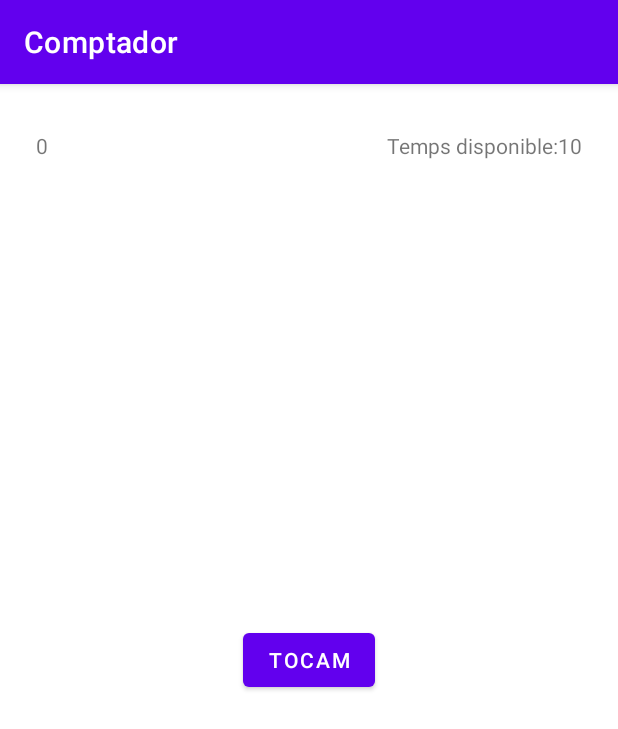
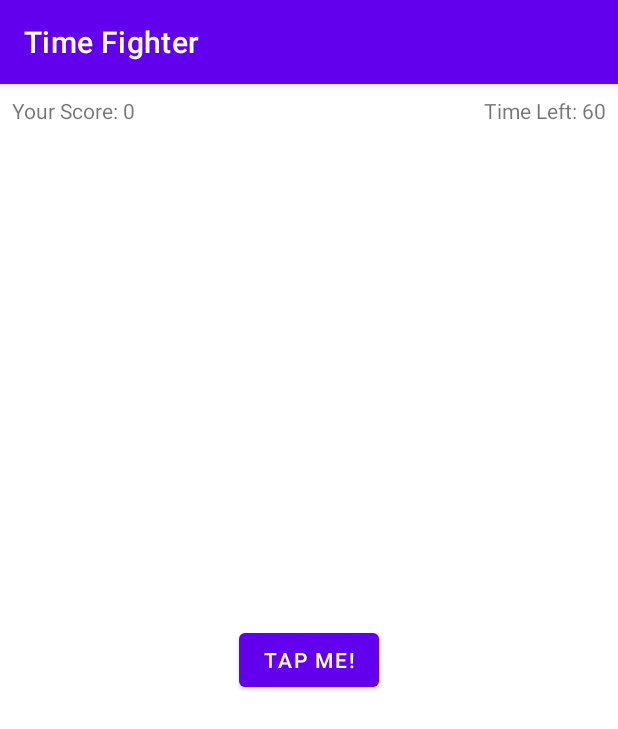
Before and after one commit to Palanka777/Comptador, an Android app: the screen it shows after launch (MainActivity), on a phone screen of 412 x 824 dp. Shown: the top 729 px of the screen. Run offline under Robolectric (Android 15) with nearby library versions, the phone set to English and light mode, and no system bars.

Commit message:
Faig la correccio del giro de pantalla copian i comparan el codi de Ray

```diff
--- a/app/src/main/java/me/davidpont/dam/comptador/MainActivity.kt
+++ b/app/src/main/java/me/davidpont/dam/comptador/MainActivity.kt
@@ -1,87 +1,165 @@
+
+/*
+ * Copyright (c) 2020 Razeware LLC
+ *
+ * Permission is hereby granted, free of charge, to any person obtaining a copy
+ * of this software and associated documentation files (the "Software"), to deal
+ * in the Software without restriction, including without limitation the rights
+ * to use, copy, modify, merge, publish, distribute, sublicense, and/or sell
+ * copies of the Software, and to permit persons to whom the Software is
+ * furnished to do so, subject to the following conditions:
+ *
+ * The above copyright notice and this permission notice shall be included in
+ * all copies or substantial portions of the Software.
+ *
+ * Notwithstanding the foregoing, you may not use, copy, modify, merge, publish,
+ * distribute, sublicense, create a derivative work, and/or sell copies of the
+ * Software in any work that is designed, intended, or marketed for pedagogical or
+ * instructional purposes related to programming, coding, application development,
+ * or information technology.  Permission for such use, copying, modification,
+ * merger, publication, distribution, sublicensing, creation of derivative works,
+ * or sale is expressly withheld.
+ *
+ * THE SOFTWARE IS PROVIDED "AS IS", WITHOUT WARRANTY OF ANY KIND, EXPRESS OR
+ * IMPLIED, INCLUDING BUT NOT LIMITED TO THE WARRANTIES OF MERCHANTABILITY,
+ * FITNESS FOR A PARTICULAR PURPOSE AND NONINFRINGEMENT. IN NO EVENT SHALL THE
+ * AUTHORS OR COPYRIGHT HOLDERS BE LIABLE FOR ANY CLAIM, DAMAGES OR OTHER
+ * LIABILITY, WHETHER IN AN ACTION OF CONTRACT, TORT OR OTHERWISE, ARISING FROM,
+ * OUT OF OR IN CONNECTION WITH THE SOFTWARE OR THE USE OR OTHER DEALINGS IN
+ * THE SOFTWARE.
+ */
+
 package me.davidpont.dam.comptador
 
-import android.content.IntentSender
-import androidx.appcompat.app.AppCompatActivity
 import android.os.Bundle
 import android.os.CountDownTimer
 import android.util.Log
 import android.widget.Button
 import android.widget.TextView
 import android.widget.Toast
+import androidx.appcompat.app.AppCompatActivity
 
 class MainActivity : AppCompatActivity() {
 
-    private val TAG = MainActivity::class.java.simpleName
+    private var score = 0
 
-    internal lateinit var tapMeButton : Button
-    internal lateinit var timeTextView : TextView
-    internal lateinit var counterTextView: TextView
-    internal var counter=0;
-    internal var time= 10;
+    private var gameStarted = false
+    private lateinit var countDownTimer: CountDownTimer
+    private var initialCountDown: Long = 60000
+    private var countDownInterval: Long = 1000
 
-    internal var appStarted=false
-    internal  lateinit var countDownTimer : CountDownTimer
-    internal val initialCountDownTimer:Long= time.toLong() * 1000
-    internal val intervalCountDownTimer:Long=1000
+    private lateinit var tapMeButton: Button
+    private lateinit var gameScoreTextView: TextView
+    private lateinit var timeLeftTextView: TextView
+    private var timeLeftOnTimer: Long = 60000
+
+    companion object {
+        private val TAG = MainActivity::class.java.simpleName
+        private const val KEY_SCORE = "KEY_SCORE"
+        private const val KEY_TIME_LEFT = "KEY_TIME_LEFT"
+    }
 
     override fun onCreate(savedInstanceState: Bundle?) {
-        Log.d(TAG,"Hola mon! oncreate")
-        Log.d(TAG, counter.toString())
-        Log.d(TAG, time.toString())
         super.onCreate(savedInstanceState)
         setContentView(R.layout.activity_main)
-        initCountDown()
+        Log.d(TAG, "onCreate called. Score is $score")
 
         tapMeButton = findViewById(R.id.tapMeButton)
-        timeTextView = findViewById(R.id.timeTextView)
-        counterTextView = findViewById(R.id.counterTextView)
+        gameScoreTextView = findViewById(R.id.gameScoreTextView)
+        timeLeftTextView = findViewById(R.id.timeLeftTextView)
 
+        tapMeButton.setOnClickListener { view ->
+            incrementScore()
+        }
 
-        tapMeButton.setOnClickListener{
-            if (!appStarted){
-                startGame()
-
-            }
-            incrementCounter()
-
+        if (savedInstanceState != null) {
+            score = savedInstanceState.getInt(KEY_SCORE)
+            timeLeftOnTimer = savedInstanceState.getLong(KEY_TIME_LEFT)
+            restoreGame()
+        } else {
+            resetGame()
         }
-        timeTextView.text=getString(R.string.timeText,time)
     }
 
+    override fun onSaveInstanceState(outState: Bundle) {
+        outState.putInt(KEY_SCORE, score)
+        outState.putLong(KEY_TIME_LEFT, timeLeftOnTimer)
+        countDownTimer.cancel()
 
-    private fun initCountDown(){
-        countDownTimer=object :CountDownTimer(initialCountDownTimer,intervalCountDownTimer){
+        Log.d(TAG, "onSaveInstanceState: Saving Score: $score & Time Left: $timeLeftOnTimer")
+        super.onSaveInstanceState(outState)
+    }
+
+    override fun onDestroy() {
+        Log.d(TAG, "onDestroy called.")
+        super.onDestroy()
+    }
+
+    private fun resetGame() {
+        score = 0
+
+        gameScoreTextView.text = getString(R.string.yourScore, score)
+
+        val initialTimeLeft = initialCountDown / 1000
+        timeLeftTextView.text = getString(R.string.timeLeft, initialTimeLeft)
+
+        countDownTimer = object : CountDownTimer(initialCountDown, countDownInterval) {
             override fun onTick(millisUntilFinished: Long) {
-                val TimeLeft =millisUntilFinished / 1000
-                timeTextView.text = TimeLeft.toString()
+                timeLeftOnTimer = millisUntilFinished
+
+                val timeLeft = millisUntilFinished / 1000
+                timeLeftTextView.text = getString(R.string.timeLeft, timeLeft)
             }
 
             override fun onFinish() {
                 endGame()
             }
         }
+
+        gameStarted = false
     }
+
+    private fun restoreGame() {
+        gameScoreTextView.text = getString(R.string.yourScore, score)
+        val restoredTime = timeLeftOnTimer / 1000
+        timeLeftTextView.text = getString(R.string.timeLeft, restoredTime)
+
+        countDownTimer = object : CountDownTimer(timeLeftOnTimer, countDownInterval) {
+            override fun onTick(millisUntilFinished: Long) {
+                timeLeftOnTimer = millisUntilFinished
+
+                val timeLeft = millisUntilFinished / 1000
+                timeLeftTextView.text = getString(R.string.timeLeft, timeLeft)
+            }
+
+            override fun onFinish() {
+                endGame()
+            }
+        }
+
+        countDownTimer.start()
+        gameStarted = true
+    }
+
     private fun startGame() {
         countDownTimer.start()
-        appStarted = true
-    }
-    private fun endGame(){
-        Toast.makeText(this,getString(R.string.restartGame,counter)+" "+getString(R.string.endGame),  Toast.LENGTH_LONG).show()
-        restartGame()
+        gameStarted = true
     }
 
-    private fun restartGame() {
-        appStarted=false
-        counter=0
-        timeTextView.text=getString(R.string.timeText,time)
-        counterTextView.text=counter.toString()
+    private fun incrementScore() {
+        if (!gameStarted) {
+            startGame()
+        }
 
-    }
-    private fun incrementCounter(){
+        score += 1
 
-        counter++
-        counterTextView.text = counter.toString()
-
+        val newScore = getString(R.string.yourScore, score)
+        gameScoreTextView.text = newScore
     }
 
+    private fun endGame() {
+        Toast.makeText(this, getString(R.string.gameOverMessage, score), Toast.LENGTH_LONG).show()
+
+        resetGame()
+    }
 }
--- a/app/src/main/res/layout/activity_main.xml
+++ b/app/src/main/res/layout/activity_main.xml
@@ -1,4 +1,29 @@
 <?xml version="1.0" encoding="utf-8"?>
+<!--
+    Copyright (c) 2020 Razeware LLC
+    Permission is hereby granted, free of charge, to any person obtaining a copy
+    of this software and associated documentation files (the "Software"), to deal
+    in the Software without restriction, including without limitation the rights
+    to use, copy, modify, merge, publish, distribute, sublicense, and/or sell
+    copies of the Software, and to permit persons to whom the Software is
+    furnished to do so, subject to the following conditions:
+    The above copyright notice and this permission notice shall be included in
+    all copies or substantial portions of the Software.
+    Notwithstanding the foregoing, you may not use, copy, modify, merge, publish,
+    distribute, sublicense, create a derivative work, and/or sell copies of the
+    Software in any work that is designed, intended, or marketed for pedagogical or
+    instructional purposes related to programming, coding, application development,
+    or information technology.  Permission for such use, copying, modification,
+    merger, publication, distribution, sublicensing, creation of derivative works,
+    or sale is expressly withheld.
+    THE SOFTWARE IS PROVIDED "AS IS", WITHOUT WARRANTY OF ANY KIND, EXPRESS OR
+    IMPLIED, INCLUDING BUT NOT LIMITED TO THE WARRANTIES OF MERCHANTABILITY,
+    FITNESS FOR A PARTICULAR PURPOSE AND NONINFRINGEMENT. IN NO EVENT SHALL THE
+    AUTHORS OR COPYRIGHT HOLDERS BE LIABLE FOR ANY CLAIM, DAMAGES OR OTHER
+    LIABILITY, WHETHER IN AN ACTION OF CONTRACT, TORT OR OTHERWISE, ARISING FROM,
+    OUT OF OR IN CONNECTION WITH THE SOFTWARE OR THE USE OR OTHER DEALINGS IN
+    THE SOFTWARE.
+-->
 <androidx.constraintlayout.widget.ConstraintLayout xmlns:android="http://schemas.android.com/apk/res/android"
     xmlns:app="http://schemas.android.com/apk/res-auto"
     xmlns:tools="http://schemas.android.com/tools"
@@ -7,39 +32,32 @@
     tools:context=".MainActivity">
 
     <TextView
-        android:id="@+id/timeTextView"
+        android:id="@+id/gameScoreTextView"
         android:layout_width="wrap_content"
         android:layout_height="wrap_content"
-        android:layout_marginTop="16dp"
-        android:layout_marginEnd="24dp"
-        android:text="@string/timeText"
-        app:layout_constraintBottom_toBottomOf="parent"
-        app:layout_constraintEnd_toEndOf="parent"
-        app:layout_constraintTop_toTopOf="parent"
-        app:layout_constraintVertical_bias="0.021" />
+        android:layout_marginStart="8dp"
+        android:layout_marginTop="8dp"
+        android:text="@string/yourScore"
+        app:layout_constraintStart_toStartOf="parent"
+        app:layout_constraintTop_toTopOf="parent" />
 
     <TextView
-        android:id="@+id/counterTextView"
+        android:id="@+id/timeLeftTextView"
         android:layout_width="wrap_content"
         android:layout_height="wrap_content"
-        android:layout_marginStart="24dp"
-        android:layout_marginTop="16dp"
-        android:text="0"
-        app:layout_constraintBottom_toBottomOf="parent"
-        app:layout_constraintStart_toStartOf="parent"
-        app:layout_constraintTop_toTopOf="parent"
-        app:layout_constraintVertical_bias="0.021"
-        tools:ignore="DuplicateIds" />
+        android:layout_marginTop="8dp"
+        android:layout_marginEnd="8dp"
+        android:text="@string/timeLeft"
+        app:layout_constraintEnd_toEndOf="parent"
+        app:layout_constraintTop_toTopOf="parent" />
 
     <Button
         android:id="@+id/tapMeButton"
         android:layout_width="wrap_content"
         android:layout_height="wrap_content"
-        android:text="@string/toucheMe"
+        android:text="@string/tapMe"
         app:layout_constraintBottom_toBottomOf="parent"
         app:layout_constraintEnd_toEndOf="parent"
         app:layout_constraintStart_toStartOf="parent"
         app:layout_constraintTop_toTopOf="parent" />
-
-
 </androidx.constraintlayout.widget.ConstraintLayout>
--- a/app/src/main/res/values/strings.xml
+++ b/app/src/main/res/values/strings.xml
@@ -1,7 +1,7 @@
 <resources>
-    <string name="app_name">Comptador</string>
-    <string name="toucheMe">Tocam</string>
-    <string name="timeText">Temps disponible:%1$d</string>
-    <string name="endGame">Temps acabat!</string>
-    <string name="restartGame">Has fet : %1$d clicks</string>
+    <string name="app_name">Time Fighter</string>
+    <string name="yourScore">Your Score: %1$d</string>
+    <string name="timeLeft">Time Left: %1$d</string>
+    <string name="tapMe">Tap Me!</string>
+    <string name="gameOverMessage">Time\'s up! Your score was: %1$d</string>
 </resources>
```
